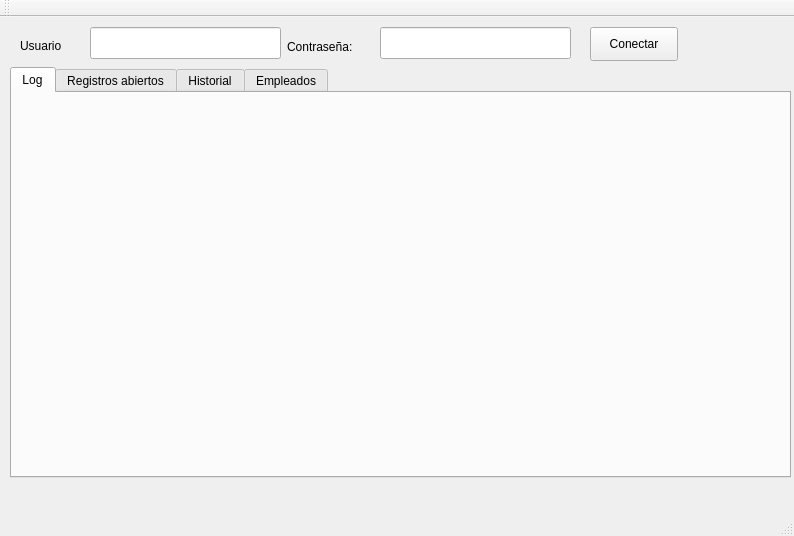
The window that Admin_Fichaje_Plantilla/ui/mainwindow.ui (MartiHui/GSDAM_Fichaje_Plantilla) describes before a commit, drawn with Qt 5.
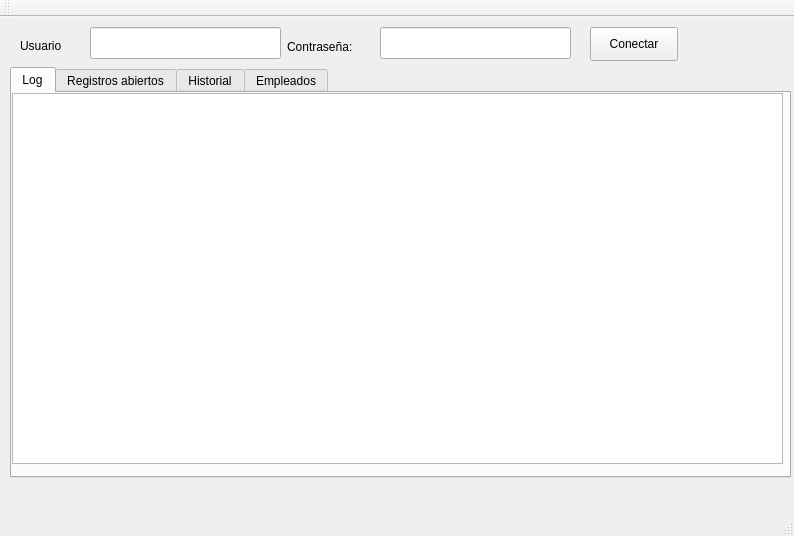
The same window after the commit. The open tabs and pages were chosen to show the change.

What changed in the file:
```diff
--- a/Admin_Fichaje_Plantilla/ui/mainwindow.ui
+++ b/Admin_Fichaje_Plantilla/ui/mainwindow.ui
@@ -89,6 +89,16 @@
      <attribute name="title">
       <string>Log</string>
      </attribute>
+     <widget class="QListWidget" name="logList">
+      <property name="geometry">
+       <rect>
+        <x>0</x>
+        <y>0</y>
+        <width>771</width>
+        <height>371</height>
+       </rect>
+      </property>
+     </widget>
     </widget>
     <widget class="QWidget" name="registrosTab">
      <attribute name="title">
```
Left out of the diff: 13 changed lines with no effect on the pictures.
